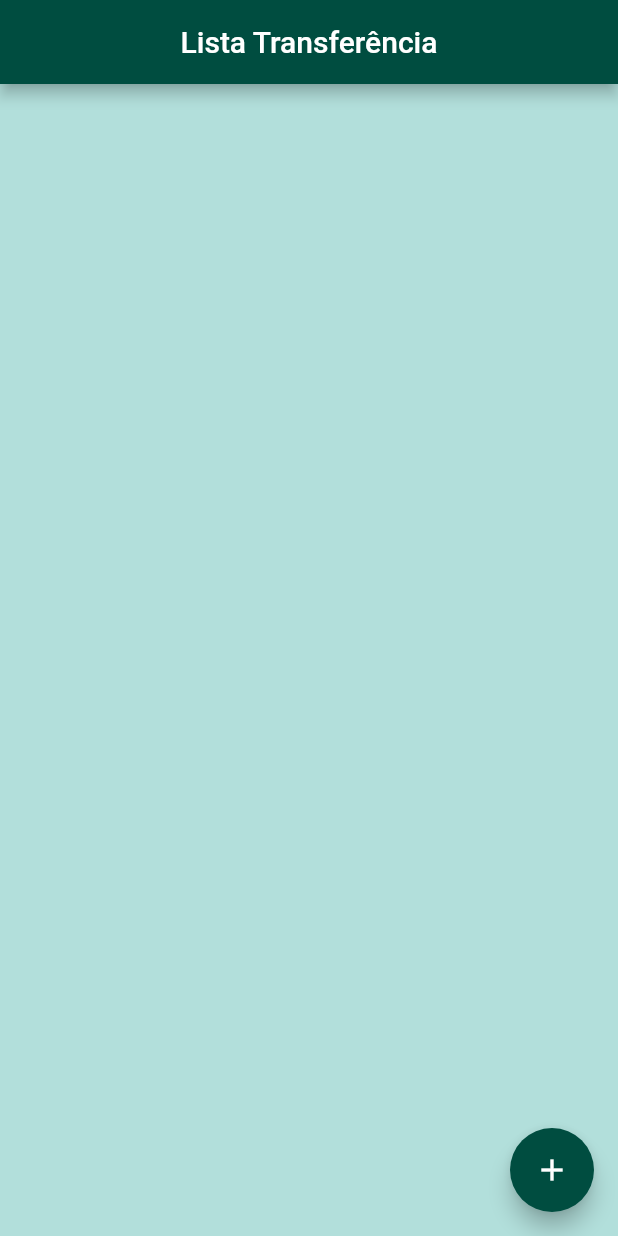
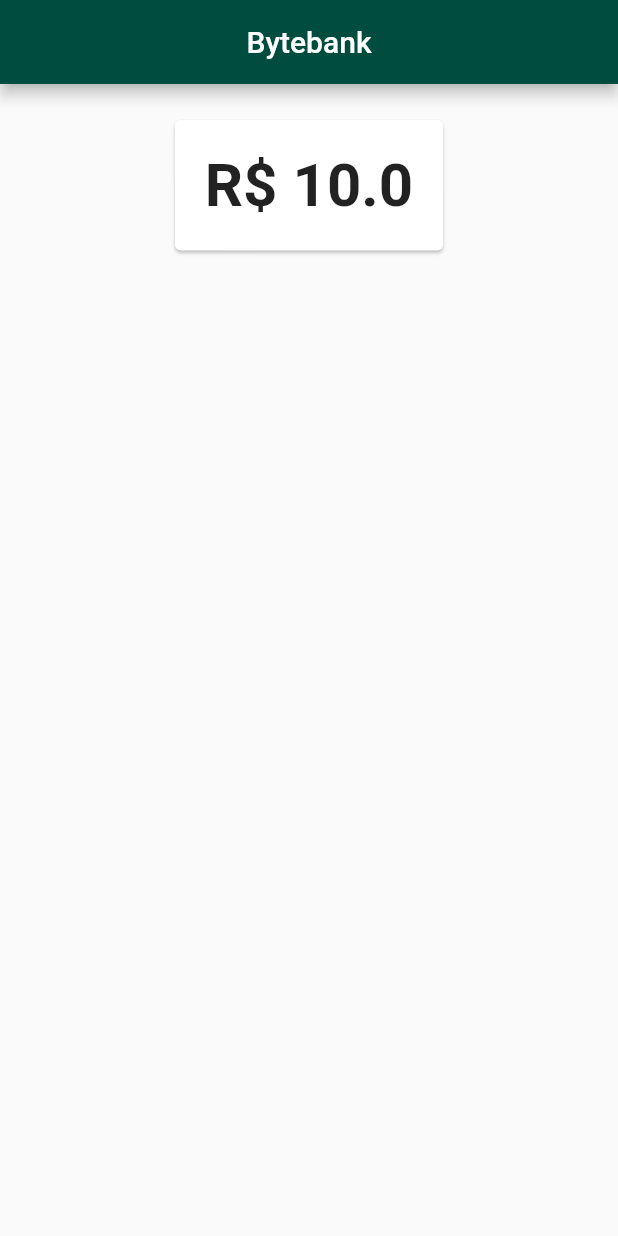
Before and after one commit to MuriloAlexSilva/modelo_transferencia, a Flutter app: the screen it shows after launch, on a phone screen of 412 x 824 dp. Run offline on Flutter 3.47's test engine with Material 2 defaults, Android fonts, the phone set to English and light mode, and no system bars; missing offline and left inert: dart:ffi.

Commit message:
Inserindo o dashboard

```diff
--- a/modelo_transferencia/lib/components/editor.dart
+++ b/modelo_transferencia/lib/components/editor.dart
@@ -15,6 +15,7 @@ class Editor extends StatelessWidget {
     return Padding(
       padding: const EdgeInsets.all(16.0),
       child: TextField(
+        keyboardType: TextInputType.number,
         controller: controlador,
         style: TextStyle(fontSize: 24),
         decoration: InputDecoration(
--- /dev/null
+++ b/modelo_transferencia/lib/components/saldoCard.dart
@@ -0,0 +1,21 @@
+import 'package:flutter/material.dart';
+import 'package:modelo_transferencia/models/saldoModel.dart';
+
+class SaldoCard extends StatelessWidget {
+  final Saldo saldo;
+
+  const SaldoCard({Key key, this.saldo}) : super(key: key);
+
+  @override
+  Widget build(BuildContext context) {
+    return Card(
+      child: Padding(
+        padding: const EdgeInsets.all(20.0),
+        child: Text(
+          saldo.toString(),
+          style: TextStyle(fontSize: 40, fontWeight: FontWeight.bold),
+        ),
+      ),
+    );
+  }
+}
--- a/modelo_transferencia/lib/main.dart
+++ b/modelo_transferencia/lib/main.dart
@@ -1,4 +1,5 @@
 import 'package:flutter/material.dart';
+import 'package:modelo_transferencia/views/dashboard.dart';
 import 'package:modelo_transferencia/views/lista_transferencia.dart';
 
 void main() {
@@ -20,7 +21,11 @@ class MyApp extends StatelessWidget {
           buttonColor: Colors.teal[300],
         ),
       ),
-      home: ListaTransferencia(),
+      initialRoute: '/',
+      routes: {
+        '/': (context) => Dashboard(),
+        '/listaTransferencia': (context) => ListaTransferencia(),
+      },
     );
   }
 }
--- /dev/null
+++ b/modelo_transferencia/lib/models/saldoModel.dart
@@ -0,0 +1,10 @@
+import 'dart:ffi';
+
+class Saldo {
+  final double valor;
+
+  Saldo({this.valor});
+
+  @override
+  String toString() => 'R\$ $valor';
+}
--- /dev/null
+++ b/modelo_transferencia/lib/views/dashboard.dart
@@ -0,0 +1,24 @@
+import 'package:flutter/material.dart';
+import 'package:modelo_transferencia/components/saldoCard.dart';
+import 'package:modelo_transferencia/models/saldoModel.dart';
+
+class Dashboard extends StatelessWidget {
+  @override
+  Widget build(BuildContext context) {
+    return Scaffold(
+      appBar: AppBar(
+        title: Text("Bytebank"),
+        centerTitle: true,
+      ),
+      body: Padding(
+        padding: const EdgeInsets.all(20.0),
+        child: Align(
+          alignment: Alignment.topCenter,
+          child: SaldoCard(
+            saldo: Saldo(valor: 10.0),
+          ),
+        ),
+      ),
+    );
+  }
+}
```
